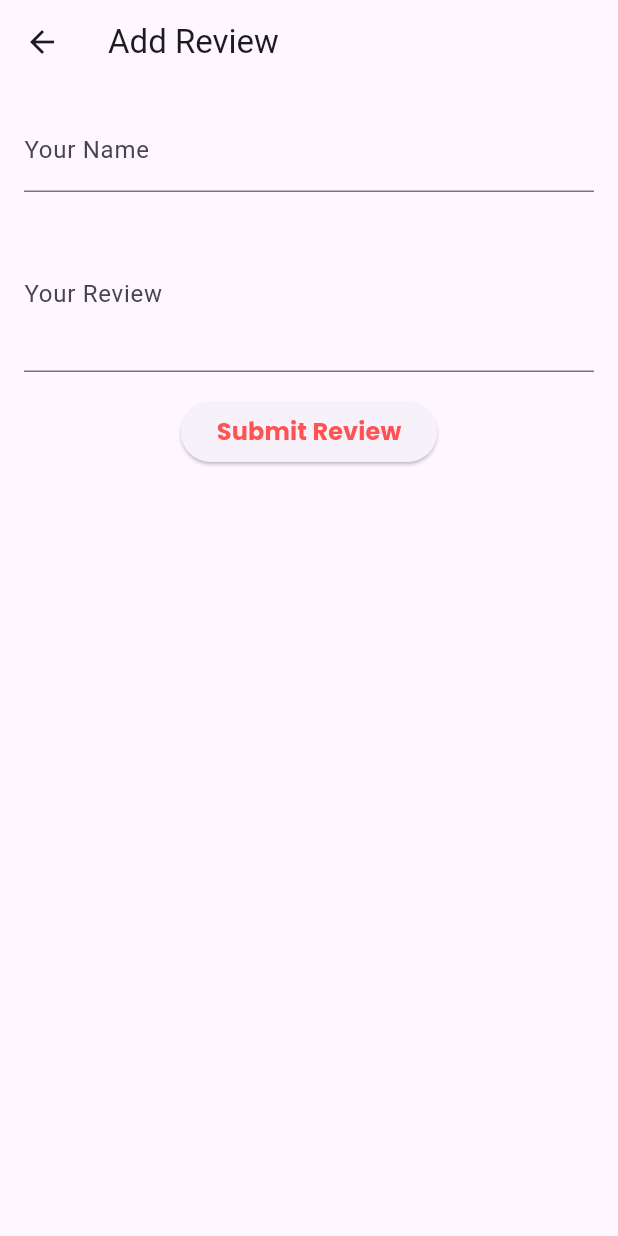
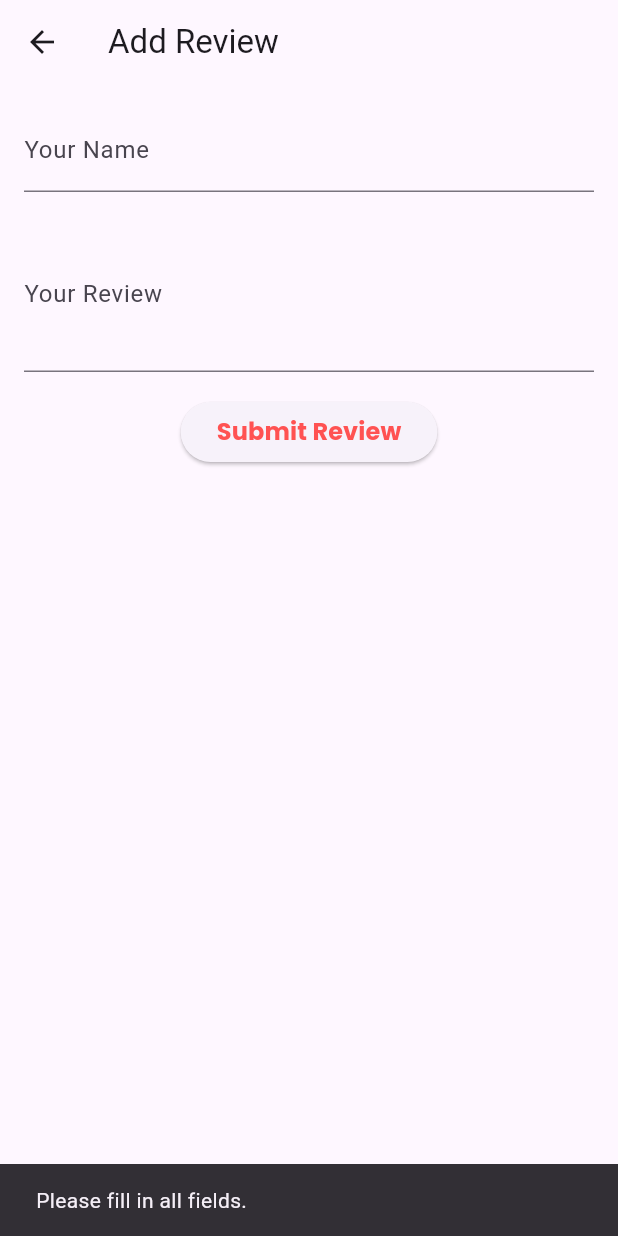
Before and after one commit to ugunNet21/idcamp-flutter-submission, a Flutter app: the AddReviewPage screen opened directly with empty values, after a tap on "Submit Review", on a phone screen of 412 x 824 dp. Run offline on Flutter 3.47's test engine with Material 3 defaults, Android fonts, the phone set to English and light mode, and no system bars; our stand-ins replace carousel_slider, flutter_rating_bar, get, google_fonts.

Commit message:
has done

```diff
--- a/lib/controllers/review_controller.dart
+++ b/lib/controllers/review_controller.dart
@@ -1,4 +1,3 @@
-
 import 'package:flutter/material.dart';
 import 'package:flutter_subm_1/services/restaurant_service.dart';
 import 'package:get/get.dart';
@@ -8,11 +7,7 @@ class AddReviewController extends GetxController {
   final TextEditingController _nameController = TextEditingController();
   final TextEditingController _reviewController = TextEditingController();
   var updatedReviews = <CustomerReview>[].obs;
-
-  // Getter untuk _nameController
   TextEditingController get nameController => _nameController;
-
-  // Getter untuk _reviewController
   TextEditingController get reviewController => _reviewController;
 
   Future<void> addReview(String restaurantId) async {
@@ -24,13 +19,12 @@ class AddReviewController extends GetxController {
       );
       updatedReviews.value = reviews;
     } catch (e) {
-      print('Error adding review: $e');
+      debugPrint('Error adding review: $e');
     }
   }
 
   @override
   void onClose() {
-    // Clean up controllers when the controller is closed
     _nameController.dispose();
     _reviewController.dispose();
     super.onClose();
--- a/lib/main.dart
+++ b/lib/main.dart
@@ -12,7 +12,9 @@ void main() {
 }
 
 class MainApp extends StatelessWidget {
-  const MainApp({Key? key});
+  const MainApp({
+    super.key,
+  });
 
   @override
   Widget build(BuildContext context) {
@@ -24,9 +26,8 @@ class MainApp extends StatelessWidget {
         '/home': (context) => const HomeTabPage(),
         '/login-page': (context) => const LoginPage(),
         '/account-page': (context) => const AccountPage(),
-        '/restaurant-detail': (context) => RestaurantDetailPage(),
-        '/restaurant-search': (context) =>  RestaurantSearchPage(),
-        // '/restaurant-list': (context) => const RestaurantList(),
+        '/restaurant-detail': (context) => const RestaurantDetailPage(),
+        '/restaurant-search': (context) => const RestaurantSearchPage(),
         '/add-review': (context) {
           final Map<String, dynamic> args = ModalRoute.of(context)!
               .settings
--- a/lib/models/menu.dart
+++ /dev/null
@@ -1,5 +0,0 @@
-// class Menu {
-//   final String name;
-
-//   Menu({required this.name});
-// }
--- a/lib/services/restaurant_service.dart
+++ b/lib/services/restaurant_service.dart
@@ -54,19 +54,15 @@ class RestaurantService {
       );
 
       if (response.statusCode == 201) {
-        // Review berhasil dikirim
         Map<String, dynamic> data = json.decode(response.body);
         List<dynamic> customerReviews = data['customerReviews'];
-        print('Review successfully added!');
         return customerReviews
             .map((item) => CustomerReview.fromJson(item))
             .toList();
       } else {
-        print('Error adding review: ${response.statusCode}, ${response.body}');
         throw Exception('Failed to add review');
       }
     } catch (e) {
-      print('Error adding review: $e');
       throw Exception('Failed to add review');
     }
   }
--- a/lib/ui/pages/add_review_page.dart
+++ b/lib/ui/pages/add_review_page.dart
@@ -4,11 +4,9 @@ import 'package:flutter_subm_1/services/restaurant_service.dart';
 import 'package:flutter_subm_1/shared/themes.dart';
 import 'package:get/get.dart';
 
+// ignore: must_be_immutable
 class AddReviewPage extends StatelessWidget {
   final String restaurantId;
-  final RestaurantService _restaurantService = RestaurantService();
-  final TextEditingController _nameController = TextEditingController();
-  final TextEditingController _reviewController = TextEditingController();
   var updatedReviews = <CustomerReview>[].obs;
   final AddReviewController controller = Get.put(AddReviewController());
 
@@ -25,6 +23,8 @@ class AddReviewPage extends StatelessWidget {
         child: SingleChildScrollView(
           child: Column(
             children: [
+              Column(
+                children: [
                   TextFormField(
                     controller: controller.nameController,
                     decoration: InputDecoration(
@@ -34,6 +34,12 @@ class AddReviewPage extends StatelessWidget {
                         fontWeight: medium,
                       ),
                     ),
+                    validator: (value) {
+                      if (value == null || value.isEmpty) {
+                        return 'Please enter your name';
+                      }
+                      return null;
+                    },
                   ),
                   const SizedBox(height: 16),
                   TextFormField(
@@ -46,24 +52,38 @@ class AddReviewPage extends StatelessWidget {
                         fontWeight: medium,
                       ),
                     ),
+                    validator: (value) {
+                      if (value == null || value.isEmpty) {
+                        return 'Please enter your review';
+                      }
+                      return null;
+                    },
                   ),
                   const SizedBox(height: 16),
                   ElevatedButton(
                     onPressed: () async {
+                      if (controller.nameController.text.isEmpty ||
+                          controller.reviewController.text.isEmpty) {
+                        ScaffoldMessenger.of(context).showSnackBar(
+                        const  SnackBar(
+                            content: Text('Please fill in all fields.'),
+                            duration: Duration(seconds: 2),
+                          ),
+                        );
+                      } else {
                         await controller.addReview(restaurantId);
-
-                  // Setelah review ditambahkan, kosongkan input fields
                         controller.nameController.clear();
                         controller.reviewController.clear();
+                      }
                     },
                     child: Text(
                       'Submit Review',
-                  style:
-                      orangeTextStyle.copyWith(fontSize: 16, fontWeight: bold),
+                      style: orangeTextStyle.copyWith(
+                          fontSize: 16, fontWeight: bold),
                     ),
                   ),
-
-              // Menampilkan hasil review di bawah tombol
+                ],
+              ),
               Obx(() {
                 if (controller.updatedReviews.isNotEmpty) {
                   return Column(
@@ -79,14 +99,14 @@ class AddReviewPage extends StatelessWidget {
                       ),
                       ListView.builder(
                         shrinkWrap: true,
-                        physics: NeverScrollableScrollPhysics(),
+                        physics: const NeverScrollableScrollPhysics(),
                         itemCount: controller.updatedReviews.length,
                         itemBuilder: (context, index) {
                           CustomerReview review =
                               controller.updatedReviews[index];
                           return Card(
                             elevation: 3,
-                            margin: EdgeInsets.symmetric(vertical: 8),
+                            margin: const EdgeInsets.symmetric(vertical: 8),
                             child: ListTile(
                               title: Text(
                                 review.name,
@@ -104,7 +124,7 @@ class AddReviewPage extends StatelessWidget {
                     ],
                   );
                 } else {
-                  return SizedBox.shrink();
+                  return const SizedBox.shrink();
                 }
               }),
             ],
--- a/lib/ui/pages/chat_page.dart
+++ b/lib/ui/pages/chat_page.dart
@@ -1,3 +1,5 @@
+
+// ignore_for_file: library_private_types_in_public_api
 
 import 'package:flutter/material.dart';
 import 'package:flutter_subm_1/shared/themes.dart';
--- a/lib/ui/pages/home_tab_page.dart
+++ b/lib/ui/pages/home_tab_page.dart
@@ -16,7 +16,7 @@ class _HomeTabPageState extends State<HomeTabPage> {
   int _currentIndex = 0;
 
   final List<Widget> _pages = [
-    HomeDashboardPage(),
+    const HomeDashboardPage(),
     const ChatPage(),
     const OrderRestaurantPage(),
     const AccountPage(),
--- a/lib/ui/pages/order_page.dart
+++ b/lib/ui/pages/order_page.dart
@@ -2,7 +2,7 @@ import 'package:flutter/material.dart';
 import 'package:flutter_subm_1/shared/themes.dart';
 
 class OrderRestaurantPage extends StatelessWidget {
-  const OrderRestaurantPage({Key? key});
+  const OrderRestaurantPage({super.key});
 
   @override
   Widget build(BuildContext context) {
```
Also changed, not shown: lib/controllers/restaurant_det_controller.dart (deleted, +0 -37 lines), lib/models/review.dart (deleted, +0 -7 lines), lib/ui/pages/dashboard_page.dart (+26 -47 lines), lib/ui/pages/restaurant_detail.dart (+3 -12 lines), lib/ui/pages/restaurant_item.dart (deleted, +0 -18 lines), lib/ui/pages/restaurant_list.dart (deleted, +0 -68 lines), lib/ui/pages/review_item.dart (deleted, +0 -17 lines), lib/ui/pages/search_page.dart (+9 -5 lines), assets/ic_laptop.png (deleted), assets/logo_netit.png (deleted). Lines whose indentation alone changed are shown as unchanged.
